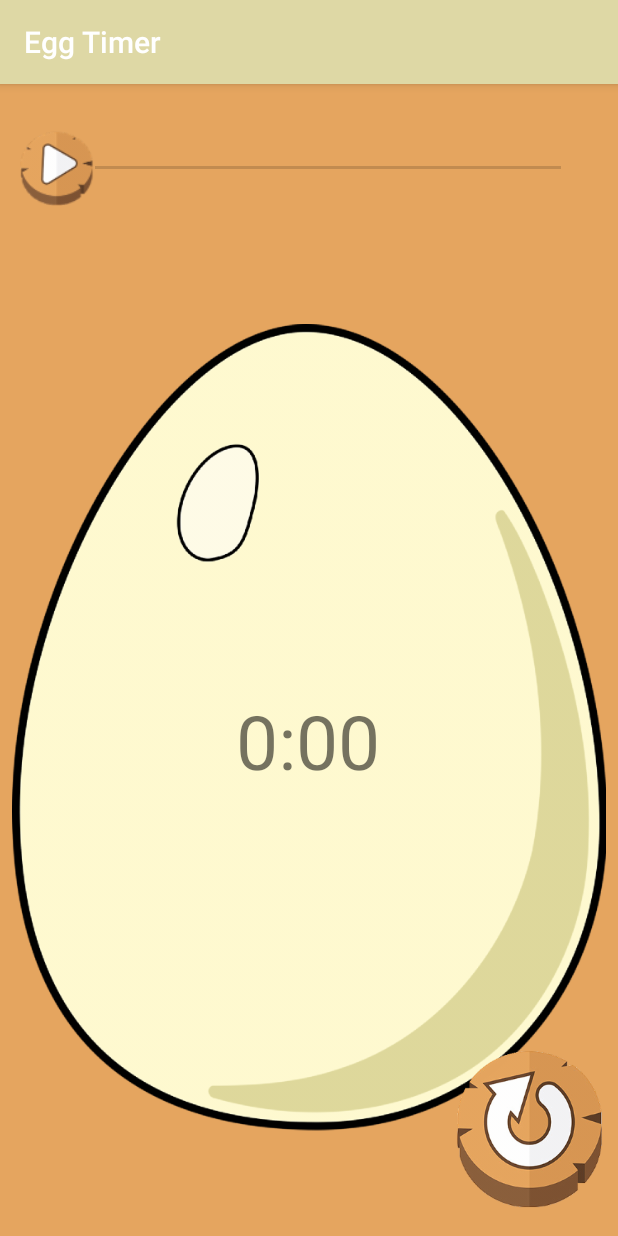
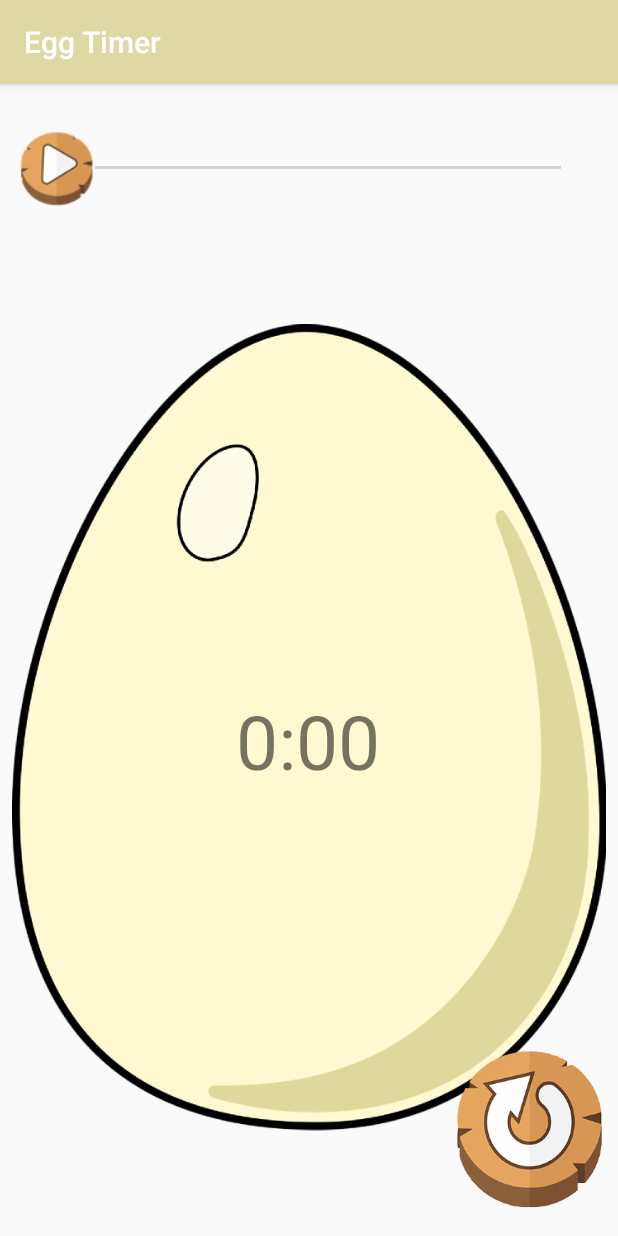
Before and after one commit to SevenDeadlySin/Android-App-Egg-Timer, an Android app: the screen it shows after launch (MainActivity), on a phone screen of 412 x 824 dp. Run offline under Robolectric (Android 15) with nearby library versions, the phone set to English and light mode, and no system bars.

```diff
--- a/Egg-Timer/app/src/main/res/layout/activity_main.xml
+++ b/Egg-Timer/app/src/main/res/layout/activity_main.xml
@@ -4,15 +4,16 @@
     xmlns:tools="http://schemas.android.com/tools"
     android:layout_width="match_parent"
     android:layout_height="match_parent"
-    android:background="#E5A55F"
     tools:context="com.raksa.eggtimer.MainActivity">
 
     <SeekBar
         android:id="@+id/TimeSeekBar"
-        android:layout_width="match_parent"
+        android:layout_width="0dp"
         android:layout_height="wrap_content"
+        android:layout_marginEnd="8dp"
         android:layout_marginLeft="8dp"
         android:layout_marginRight="8dp"
+        android:layout_marginStart="8dp"
         android:layout_marginTop="31dp"
         android:paddingEnd="30dp"
         android:paddingLeft="30dp"
```
Also changed, not shown: 1 other file.
